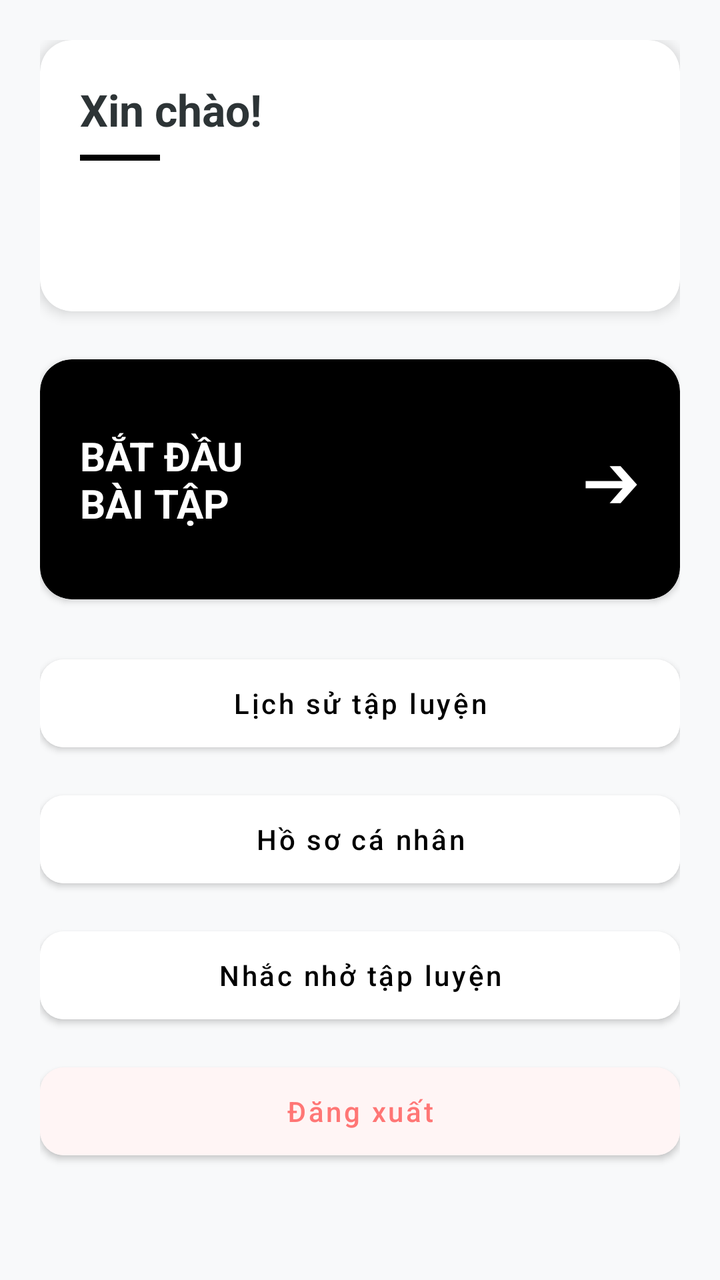
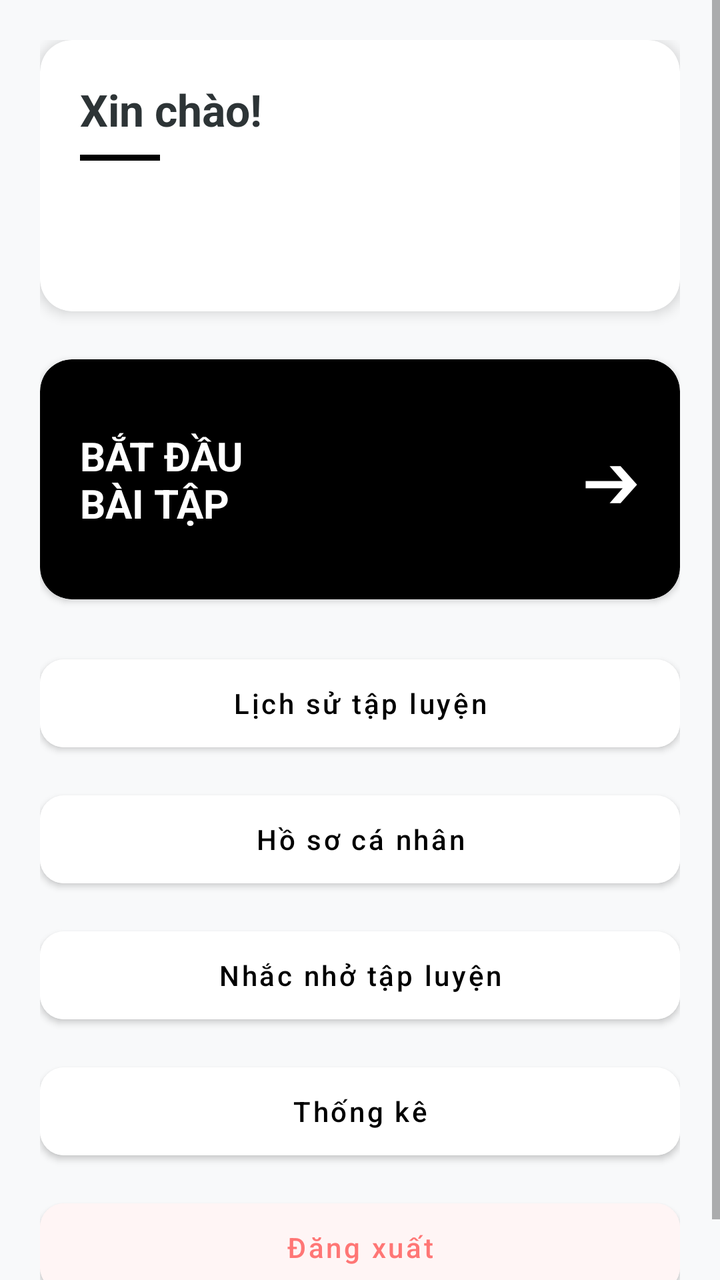

Screens rendered from an Android XML layout before and after an edit, with the pre-edit source and the edit as a unified diff.
<!-- AndroidManifest.xml: application theme Theme.FitTrack -->
<!-- res/layout/activity_home.xml -->
<?xml version="1.0" encoding="utf-8"?>
<ScrollView xmlns:android="http://schemas.android.com/apk/res/android"
    xmlns:app="http://schemas.android.com/apk/res-auto"
    android:layout_width="match_parent"
    android:layout_height="match_parent"
    android:background="#F8F9FA">

    <LinearLayout
        android:layout_width="match_parent"
        android:layout_height="wrap_content"
        android:orientation="vertical"
        android:padding="20dp">

        <androidx.cardview.widget.CardView
            android:layout_width="match_parent"
            android:layout_height="wrap_content"
            android:layout_marginBottom="24dp"
            app:cardCornerRadius="16dp"
            app:cardElevation="4dp"
            app:cardBackgroundColor="@android:color/white">

            <LinearLayout
                android:layout_width="match_parent"
                android:layout_height="wrap_content"
                android:orientation="vertical"
                android:padding="20dp">

                <TextView
                    android:id="@+id/tvWelcome"
                    android:layout_width="wrap_content"
                    android:layout_height="wrap_content"
                    android:text="Xin chào!"
                    android:textSize="22sp"
                    android:textStyle="bold"
                    android:textColor="#2D3436" />

                <View
                    android:layout_width="40dp"
                    android:layout_height="3dp"
                    android:background="#000"
                    android:layout_marginTop="8dp" />

                <TextView
                    android:id="@+id/tvBmi"
                    android:layout_width="wrap_content"
                    android:layout_height="wrap_content"
                    android:textSize="16sp"
                    android:textColor="#636E72"
                    android:layout_marginTop="12dp" />

                <TextView
                    android:id="@+id/tvSuggestion"
                    android:layout_width="wrap_content"
                    android:layout_height="wrap_content"
                    android:textSize="13sp"
                    android:textColor="#00B894"
                    android:layout_marginTop="4dp"
                    android:textStyle="italic" />
            </LinearLayout>
        </androidx.cardview.widget.CardView>

        <androidx.cardview.widget.CardView
            android:id="@+id/cardStreak"
            android:layout_width="match_parent"
            android:layout_height="wrap_content"
            android:layout_marginBottom="16dp"
            android:visibility="gone"
            app:cardCornerRadius="16dp"
            app:cardElevation="3dp"
            app:cardBackgroundColor="#FFF7ED">

            <LinearLayout
                android:layout_width="match_parent"
                android:layout_height="wrap_content"
                android:orientation="horizontal"
                android:gravity="center_vertical"
                android:padding="16dp">

                <ImageView
                    android:id="@+id/ivFlame"
                    android:layout_width="42dp"
                    android:layout_height="42dp"
                    android:src="@drawable/ic_flame"
                    android:layout_marginEnd="12dp" />

                <LinearLayout
                    android:layout_width="0dp"
                    android:layout_height="wrap_content"
                    android:layout_weight="1"
                    android:orientation="vertical">

                    <TextView
                        android:id="@+id/tvStreak"
                        android:layout_width="wrap_content"
                        android:layout_height="wrap_content"
                        android:text="Chuỗi tập: 3 ngày"
                        android:textColor="#111111"
                        android:textSize="18sp"
                        android:textStyle="bold" />

                    <TextView
                        android:layout_width="wrap_content"
                        android:layout_height="wrap_content"
                        android:text="Hoàn thành bài tập mỗi ngày để giữ chuỗi."
                        android:textColor="#92400E"
                        android:textSize="12sp" />
                </LinearLayout>
            </LinearLayout>
        </androidx.cardview.widget.CardView>

        <androidx.cardview.widget.CardView
            android:id="@+id/btnGoExercise"
            android:layout_width="match_parent"
            android:layout_height="120dp"
            android:layout_marginBottom="16dp"
            android:clickable="true"
            android:focusable="true"
            android:foreground="?android:attr/selectableItemBackground"
            app:cardCornerRadius="16dp"
            app:cardBackgroundColor="#000">

            <RelativeLayout
                android:layout_width="match_parent"
                android:layout_height="match_parent"
                android:padding="20dp">

                <TextView
                    android:layout_width="267dp"
                    android:layout_height="wrap_content"
                    android:layout_centerVertical="true"
                    android:text="BẮT ĐẦU\nBÀI TẬP"
                    android:textColor="@android:color/white"
                    android:textSize="20sp"
                    android:textStyle="bold" />

                <TextView
                    android:layout_width="wrap_content"
                    android:layout_height="wrap_content"
                    android:layout_alignParentEnd="true"
                    android:layout_centerVertical="true"
                    android:text="➔"
                    android:textColor="@android:color/white"
                    android:textSize="30sp" />
            </RelativeLayout>
        </androidx.cardview.widget.CardView>

        <LinearLayout
            android:layout_width="match_parent"
            android:layout_height="wrap_content"
            android:orientation="vertical"
            android:layout_marginTop="8dp">

            <Button
                android:id="@+id/btnHistory"
                android:layout_width="match_parent"
                android:layout_height="56dp"
                android:text="Lịch sử tập luyện"
                android:textColor="#000"
                android:backgroundTint="@android:color/white"
                android:layout_marginBottom="12dp"
                android:elevation="2dp"
                android:textAllCaps="false"
                app:cornerRadius="12dp" />

            <Button
                android:id="@+id/btnProfile"
                android:layout_width="match_parent"
                android:layout_height="56dp"
                android:text="Hồ sơ cá nhân"
                android:textColor="#000"
                android:backgroundTint="@android:color/white"
                android:layout_marginBottom="12dp"
                android:elevation="2dp"
                android:textAllCaps="false"
                app:cornerRadius="12dp" />

            <Button
                android:id="@+id/btnReminder"
                android:layout_width="match_parent"
                android:layout_height="56dp"
                android:text="Nhắc nhở tập luyện"
                android:textColor="#000"
                android:backgroundTint="@android:color/white"
                android:layout_marginBottom="12dp"
                android:elevation="2dp"
                android:textAllCaps="false"
                app:cornerRadius="12dp" />

            <Button
                android:id="@+id/btnLogout"
                android:layout_width="match_parent"
                android:layout_height="56dp"
                android:text="Đăng xuất"
                android:textColor="#FF7675"
                android:backgroundTint="#FFF5F5"
                android:elevation="0dp"
                android:textAllCaps="false"
                app:cornerRadius="12dp" />
        </LinearLayout>

    </LinearLayout>
</ScrollView>
<!-- resources referenced by this layout -->
<resources>
  <!-- drawable ic_flame (drawable) -->
  <?xml version="1.0" encoding="utf-8"?>
  <vector xmlns:android="http://schemas.android.com/apk/res/android"
      android:width="48dp"
      android:height="48dp"
      android:viewportWidth="48"
      android:viewportHeight="48">
      <path
          android:fillColor="#FF6B35"
          android:pathData="M24,44C15.2,44 9,37.9 9,29.6C9,21.6 15.2,16.8 19.1,11.4C20.7,9.2 21.8,6.9 22.1,4C28.2,8.6 31.4,13.1 31.8,18.1C33.3,16.8 34.5,14.9 35.1,12.4C38.9,17 41,21.8 41,28.2C41,37.4 34.2,44 24,44Z" />
      <path
          android:fillColor="#FFD166"
          android:pathData="M24.3,39C19.3,39 15.8,35.5 15.8,30.8C15.8,26.6 18.9,23.8 21.1,20.6C22.1,19.2 22.7,17.7 22.8,16C26.8,19.2 28.8,22.3 28.7,25.8C29.8,25.1 30.7,24.1 31.2,22.8C33.1,25.4 34.1,28 34.1,31.2C34.1,35.9 30.2,39 24.3,39Z" />
  </vector>
  <style name="Theme.FitTrack" parent="Theme.MaterialComponents.Light.NoActionBar">
          <item name="colorPrimary">#000000</item>
          <item name="colorPrimaryDark">#000000</item>
          <item name="colorAccent">#333333</item>
          <item name="android:windowBackground">@android:color/white</item>
      </style>
</resources>

<!-- the commit's change to res/layout/activity_home.xml (unified diff, before → after) -->
@@ -187,6 +187,18 @@
                 app:cornerRadius="12dp" />
 
             <Button
+                android:id="@+id/btnStatistics"
+                android:layout_width="match_parent"
+                android:layout_height="56dp"
+                android:text="Thống kê"
+                android:textColor="#000"
+                android:backgroundTint="@android:color/white"
+                android:layout_marginBottom="12dp"
+                android:elevation="2dp"
+                android:textAllCaps="false"
+                app:cornerRadius="12dp" />
+
+            <Button
                 android:id="@+id/btnLogout"
                 android:layout_width="match_parent"
                 android:layout_height="56dp"
